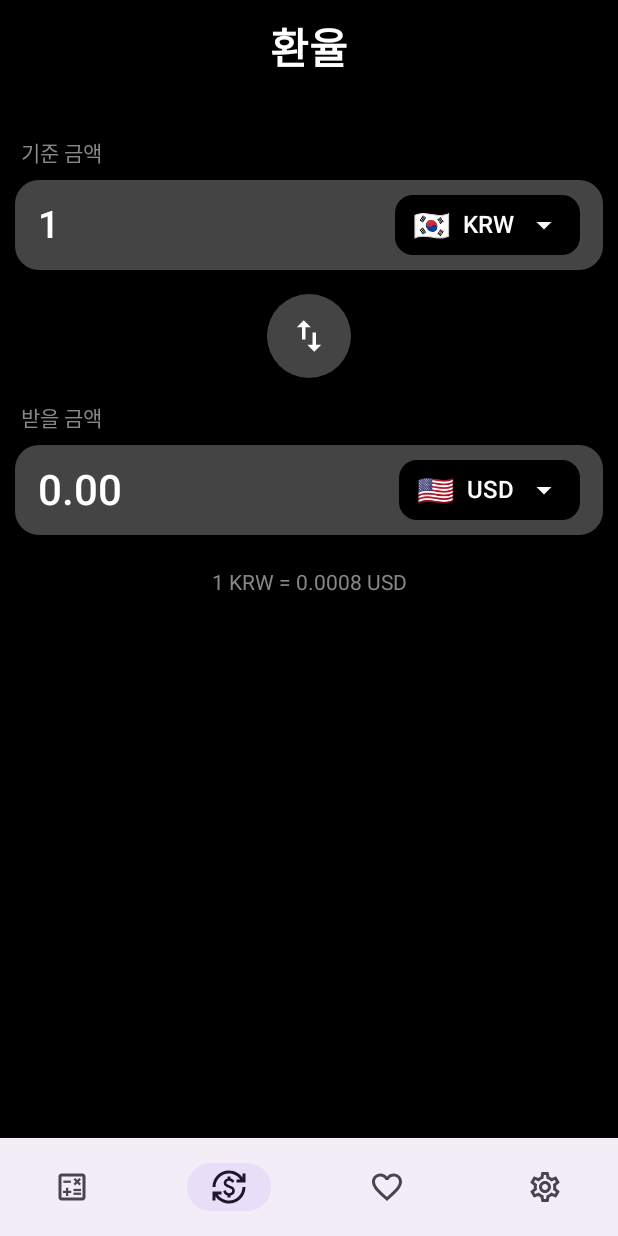
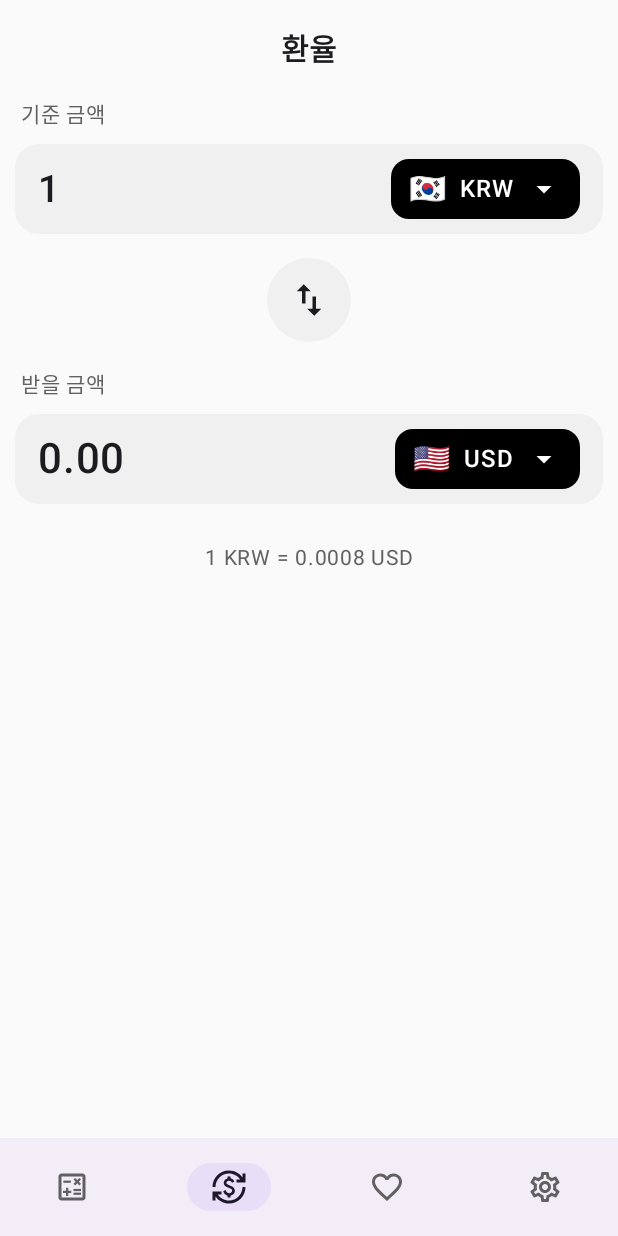
Before and after one commit to DeokWooAhn/CalcMoney, an Android app built with Jetpack Compose: the screen it shows after launch (MainActivity), item 2 of the bottom bar chosen, on a phone screen of 412 x 824 dp. Run offline under Robolectric (Android 15) with nearby library versions, the light colour scheme and no system bars; our stand-ins replace Dagger/Hilt's generated code.

Commit message:
다크모드 대응

```diff
--- a/presentation/src/main/java/com/ahn/presentation/main/MainActivity.kt
+++ b/presentation/src/main/java/com/ahn/presentation/main/MainActivity.kt
@@ -8,6 +8,7 @@ import androidx.compose.runtime.Composable
 import androidx.compose.ui.tooling.preview.Preview
 import androidx.core.splashscreen.SplashScreen.Companion.installSplashScreen
 import androidx.navigation.compose.rememberNavController
+import com.ahn.presentation.ui.theme.CalcMoneyTheme
 import dagger.hilt.android.AndroidEntryPoint
 
 @AndroidEntryPoint
@@ -16,8 +17,11 @@ class MainActivity : ComponentActivity() {
         val splashScreen = installSplashScreen()
         super.onCreate(savedInstanceState)
         enableEdgeToEdge()
+
         setContent {
-            MainScreen()
+            CalcMoneyTheme {
+                MainScreen()
+            }
         }
     }
 }
--- a/presentation/src/main/java/com/ahn/presentation/main/MainScreen.kt
+++ b/presentation/src/main/java/com/ahn/presentation/main/MainScreen.kt
@@ -9,6 +9,7 @@ import androidx.compose.foundation.layout.height
 import androidx.compose.foundation.layout.padding
 import androidx.compose.foundation.layout.statusBars
 import androidx.compose.material3.Icon
+import androidx.compose.material3.MaterialTheme
 import androidx.compose.material3.NavigationBar
 import androidx.compose.material3.NavigationBarItem
 import androidx.compose.material3.Scaffold
@@ -45,7 +46,7 @@ fun MainScreen(
         contentWindowInsets = WindowInsets(0.dp),
         modifier = Modifier
             .fillMaxSize()
-            .background(colorResource(R.color.black))
+            .background(MaterialTheme.colorScheme.background)
             .padding(top = statusBarPadding),
         bottomBar = {
                 NavigationBar(
--- a/presentation/src/main/java/com/ahn/presentation/ui/component/CalculatorButton.kt
+++ b/presentation/src/main/java/com/ahn/presentation/ui/component/CalculatorButton.kt
@@ -8,6 +8,7 @@ import androidx.compose.foundation.layout.aspectRatio
 import androidx.compose.foundation.layout.size
 import androidx.compose.foundation.shape.CircleShape
 import androidx.compose.material3.Icon
+import androidx.compose.material3.MaterialTheme
 import androidx.compose.material3.Text
 import androidx.compose.runtime.Composable
 import androidx.compose.runtime.getValue
@@ -24,6 +25,10 @@ import androidx.compose.ui.input.pointer.pointerInput
 import androidx.compose.ui.text.font.FontWeight
 import androidx.compose.ui.unit.dp
 import androidx.compose.ui.unit.sp
+import com.ahn.presentation.ui.theme.buttonFunction
+import com.ahn.presentation.ui.theme.buttonNumber
+import com.ahn.presentation.ui.theme.buttonTextPrimary
+import com.ahn.presentation.ui.theme.buttonTextSecondary
 import kotlinx.coroutines.delay
 import kotlinx.coroutines.isActive
 import kotlinx.coroutines.launch
@@ -32,8 +37,8 @@ import kotlinx.coroutines.launch
 fun CalculatorButton(
     text: String,
     modifier: Modifier = Modifier,
-    backgroundColor: Color = Color(0xFF333333),
-    textColor: Color = Color.White,
+    backgroundColor: Color = MaterialTheme.colorScheme.buttonNumber,
+    textColor: Color = MaterialTheme.colorScheme.buttonTextPrimary,
     onClick: () -> Unit
 ) {
     Box(
@@ -57,8 +62,8 @@ fun CalculatorButton(
 fun CalculatorIconButton(
     imageVector: ImageVector,
     modifier: Modifier = Modifier,
-    backgroundColor: Color = Color(0xFF333333),
-    contentColor: Color = Color.White,
+    backgroundColor: Color = MaterialTheme.colorScheme.buttonFunction,
+    contentColor: Color = MaterialTheme.colorScheme.buttonTextSecondary,
     contentDescription: String,
     onClick: () -> Unit
 ) {
@@ -83,8 +88,8 @@ fun CalculatorIconButton(
 fun DeleteCalculatorButton(
     text: String,
     modifier: Modifier = Modifier,
-    backgroundColor: Color = Color(0xFF333333),
-    textColor: Color = Color.White,
+    backgroundColor: Color = MaterialTheme.colorScheme.buttonFunction,
+    textColor: Color = MaterialTheme.colorScheme.buttonTextSecondary,
     onDeleteAction: () -> Unit
 ) {
     val scope = rememberCoroutineScope()
--- a/presentation/src/main/java/com/ahn/presentation/ui/component/CurrencySelector.kt
+++ b/presentation/src/main/java/com/ahn/presentation/ui/component/CurrencySelector.kt
@@ -17,6 +17,7 @@ import androidx.compose.material.icons.Icons
 import androidx.compose.material.icons.filled.ArrowDropDown
 import androidx.compose.material3.HorizontalDivider
 import androidx.compose.material3.Icon
+import androidx.compose.material3.MaterialTheme
 import androidx.compose.material3.Surface
 import androidx.compose.material3.Text
 import androidx.compose.runtime.Composable
@@ -33,6 +34,7 @@ import androidx.compose.ui.unit.dp
 import androidx.compose.ui.unit.sp
 import androidx.compose.ui.window.Dialog
 import com.ahn.presentation.ui.screen.exchange.Currency
+import com.ahn.presentation.ui.theme.Green
 
 @Composable
 fun CurrencySelector(
@@ -90,7 +92,7 @@ private fun CurrencyPickerDialog(
     Dialog(onDismissRequest = onDismiss) {
         Surface(
             shape = RoundedCornerShape(16.dp),
-            color = Color(0XFF1E1E1E),
+            color = MaterialTheme.colorScheme.surface,
             modifier = Modifier
                 .fillMaxWidth()
                 .heightIn(max = 500.dp)
@@ -100,7 +102,7 @@ private fun CurrencyPickerDialog(
                     text = "통화 선택",
                     fontSize = 20.sp,
                     fontWeight = FontWeight.Bold,
-                    color = Color.White,
+                    color = MaterialTheme.colorScheme.onSurface,
                     modifier = Modifier.padding(20.dp),
                 )
 
@@ -131,7 +133,10 @@ private fun CurrencyItem(
             .fillMaxWidth()
             .clickable(onClick = onClick)
             .background(
-                if (isSelected) Color.DarkGray else Color.Transparent
+                if (isSelected)
+                    MaterialTheme.colorScheme.surfaceVariant
+                else
+                    Color.Transparent
             )
             .padding(horizontal = 20.dp, vertical = 16.dp),
         horizontalArrangement = Arrangement.spacedBy(12.dp),
@@ -147,12 +152,12 @@ private fun CurrencyItem(
                 text = currency.name,
                 fontSize = 16.sp,
                 fontWeight = FontWeight.Medium,
-                color = Color.White,
+                color = MaterialTheme.colorScheme.onSurface,
             )
             Text(
                 text = currency.currencyName,
                 fontSize = 14.sp,
-                color = Color.Gray,
+                color = MaterialTheme.colorScheme.onSurfaceVariant,
             )
         }
 
@@ -160,7 +165,7 @@ private fun CurrencyItem(
             Text(
                 text = "선택됨",
                 fontSize = 12.sp,
-                color = Color.Green
+                color = Green
             )
         }
     }
--- a/presentation/src/main/java/com/ahn/presentation/ui/screen/calculator/CalculatorScreen.kt
+++ b/presentation/src/main/java/com/ahn/presentation/ui/screen/calculator/CalculatorScreen.kt
@@ -10,6 +10,7 @@ import androidx.compose.foundation.layout.padding
 import androidx.compose.foundation.text.BasicTextField
 import androidx.compose.material.icons.Icons
 import androidx.compose.material.icons.filled.Refresh
+import androidx.compose.material3.MaterialTheme
 import androidx.compose.material3.Scaffold
 import androidx.compose.material3.SnackbarHostState
 import androidx.compose.material3.Surface
@@ -43,6 +44,9 @@ import com.ahn.presentation.ui.component.CalculatorButton
 import com.ahn.presentation.ui.component.CalculatorIconButton
 import com.ahn.presentation.ui.component.CustomSnackbarHost
 import com.ahn.presentation.ui.component.DeleteCalculatorButton
+import com.ahn.presentation.ui.theme.buttonFunction
+import com.ahn.presentation.ui.theme.buttonOperator
+import com.ahn.presentation.ui.theme.buttonTextSecondary
 import com.ahn.presentation.util.ThousandSeparatorTransformation
 import com.ahn.presentation.util.formatNumberWithCommas
 import com.ahn.presentation.util.showSnackbarImmediately
@@ -106,7 +110,7 @@ fun CalculatorScreen(
         snackbarHost = {
             CustomSnackbarHost(snackbarHostState = snackbarHostState)
         },
-        containerColor = Color.Black,
+        containerColor = MaterialTheme.colorScheme.background,
     ) { paddingValues ->
         Column(
             modifier = Modifier
@@ -144,7 +148,7 @@ fun CalculatorScreen(
                                 }
                             },
                             textStyle = TextStyle(
-                                color = Color.White,
+                                color = MaterialTheme.colorScheme.onBackground,
                                 fontSize = dynamicFontSize,
                                 fontWeight = FontWeight.Light,
                                 textAlign = TextAlign.End,
@@ -184,7 +188,7 @@ fun CalculatorScreen(
                     CalculatorIconButton(
                         imageVector = Icons.Default.Refresh,
                         modifier = Modifier.weight(1f),
-                        backgroundColor = Color(0xFF9E9E9E),
+                        backgroundColor = MaterialTheme.colorScheme.surfaceVariant,
                         contentColor = Color.Black,
                         contentDescription = "Refresh",
                         onClick = { }
@@ -192,15 +196,15 @@ fun CalculatorScreen(
                     CalculatorButton(
                         text = "AC",
                         modifier = Modifier.weight(1f),
-                        backgroundColor = Color(0xFF9E9E9E),
-                        textColor = Color.Black,
+                        backgroundColor = MaterialTheme.colorScheme.buttonFunction,
+                        textColor = MaterialTheme.colorScheme.buttonTextSecondary,
                         onClick = { onIntent(CalculatorContract.Intent.Clear) }
                     )
                     CalculatorButton(
                         text = "( )",
                         modifier = Modifier.weight(1f),
-                        backgroundColor = Color(0xFF9E9E9E),
-                        textColor = Color.Black,
+                        backgroundColor = MaterialTheme.colorScheme.buttonFunction,
+                        textColor = MaterialTheme.colorScheme.buttonTextSecondary,
                         onClick = {
                             onIntent(
                                 CalculatorContract.Intent.Input(
@@ -212,7 +216,7 @@ fun CalculatorScreen(
                     CalculatorButton(
                         text = stringResource(R.string.divide),
                         modifier = Modifier.weight(1f),
-                        backgroundColor = Color(0xFFFF9500),
+                        backgroundColor = MaterialTheme.colorScheme.buttonOperator,
                         onClick = {
                             onIntent(
                                 CalculatorContract.Intent.Input(
@@ -264,7 +268,7 @@ fun CalculatorScreen(
                     CalculatorButton(
                         text = "×",
                         modifier = Modifier.weight(1f),
-                        backgroundColor = Color(0xFFFF9500),
+                        backgroundColor = MaterialTheme.colorScheme.buttonOperator,
                         onClick = {
                             onIntent(
                                 CalculatorContract.Intent.Input(
@@ -316,7 +320,7 @@ fun CalculatorScreen(
                     CalculatorButton(
                         text = "−",
                         modifier = Modifier.weight(1f),
-                        backgroundColor = Color(0xFFFF9500),
+                        backgroundColor = MaterialTheme.colorScheme.buttonOperator,
                         onClick = {
                             onIntent(
                                 CalculatorContract.Intent.Input(
@@ -368,7 +372,7 @@ fun CalculatorScreen(
                     CalculatorButton(
                         text = "+",
                         modifier = Modifier.weight(1f),
-                        backgroundColor = Color(0xFFFF9500),
+                        backgroundColor = MaterialTheme.colorScheme.buttonOperator,
                         onClick = {
                             onIntent(
                                 CalculatorContract.Intent.Input(
@@ -409,14 +413,14 @@ fun CalculatorScreen(
                     DeleteCalculatorButton(
                         text = "⌫",
                         modifier = Modifier.weight(1f),
-                        backgroundColor = Color(0xFF9E9E9E),
-                        textColor = Color.Black,
+                        backgroundColor = MaterialTheme.colorScheme.buttonFunction,      // ✅ 변경
+                        textColor = MaterialTheme.colorScheme.buttonTextSecondary,
                         onDeleteAction = { onIntent(CalculatorContract.Intent.Delete) }
                     )
                     CalculatorButton(
                         text = "=",
                         modifier = Modifier.weight(1f),
-                        backgroundColor = Color(0xFFFF9500),
+                        backgroundColor = MaterialTheme.colorScheme.buttonOperator,
                         onClick = { onIntent(CalculatorContract.Intent.Calculate) }
                     )
                 }
--- a/presentation/src/main/java/com/ahn/presentation/ui/screen/exchange/ExchangeScreen.kt
+++ b/presentation/src/main/java/com/ahn/presentation/ui/screen/exchange/ExchangeScreen.kt
@@ -20,11 +20,15 @@ import androidx.compose.foundation.text.KeyboardOptions
 import androidx.compose.foundation.verticalScroll
 import androidx.compose.material.icons.Icons
 import androidx.compose.material.icons.filled.SwapVert
+import androidx.compose.material3.CenterAlignedTopAppBar
+import androidx.compose.material3.ExperimentalMaterial3Api
 import androidx.compose.material3.Icon
 import androidx.compose.material3.IconButton
+import androidx.compose.material3.MaterialTheme
 import androidx.compose.material3.Scaffold
 import androidx.compose.material3.SnackbarHostState
 import androidx.compose.material3.Text
+import androidx.compose.material3.TopAppBarDefaults
 import androidx.compose.runtime.Composable
 import androidx.compose.runtime.LaunchedEffect
 import androidx.compose.runtime.collectAsState
@@ -75,6 +79,7 @@ fun ExchangeRoute(
     )
 }
 
+@OptIn(ExperimentalMaterial3Api::class)
 @Composable
 fun ExchangeScreen(
     state: ExchangeContract.State,
@@ -85,26 +90,33 @@ fun ExchangeScreen(
         snackbarHost = {
             CustomSnackbarHost(snackbarHostState = snackbarHostState)
         },
-        containerColor = Color.Black,
+        topBar = {
+            CenterAlignedTopAppBar(
+                title = {
+                    Text(
+                        text = "환율",
+                        fontSize = 20.sp,
+                        fontWeight = FontWeight.Bold,
+                    )
+                },
+                colors = TopAppBarDefaults.centerAlignedTopAppBarColors(
+                    containerColor = MaterialTheme.colorScheme.background,
+                    titleContentColor = MaterialTheme.colorScheme.onBackground
+                )
+            )
+        },
+        containerColor = MaterialTheme.colorScheme.background,
     ) { paddingValues ->
         Column(
             modifier = Modifier
                 .fillMaxSize()
                 .padding(paddingValues)
-                .padding(10.dp)
+                .padding(horizontal = 10.dp)
                 .verticalScroll(rememberScrollState())
                 .imePadding(),
             verticalArrangement = Arrangement.Top,
             horizontalAlignment = Alignment.CenterHorizontally
         ) {
-
-            Text(
-                text = "환율",
-                fontSize = 28.sp,
-                fontWeight = FontWeight.Bold,
-                color = Color.White,
-                modifier = Modifier.padding(bottom = 40.dp)
-            )
 
             ExchangeInputContainer(
                 amount = state.fromAmount,
@@ -120,14 +132,17 @@ fun ExchangeScreen(
             Box(
                 modifier = Modifier
                     .size(56.dp)
-                    .background(Color.DarkGray, shape = RoundedCornerShape(28.dp)),
+                    .background(
+                        MaterialTheme.colorScheme.surface,
+                        shape = RoundedCornerShape(28.dp)
+                    ),
                 contentAlignment = Alignment.Center
             ) {
                 IconButton(onClick = { onIntent(ExchangeContract.Intent.SwapCurrencies) }) {
                     Icon(
                         imageVector = Icons.Default.SwapVert,
                         contentDescription = "통화 교환",
-                        tint = Color.White,
+                        tint = MaterialTheme.colorScheme.onSurface,
                         modifier = Modifier.size(28.dp)
                     )
                 }
@@ -155,7 +170,7 @@ fun ExchangeScreen(
                         )
                     } ${state.toCurrency.code}",
                     fontSize = 14.sp,
-                    color = Color.Gray,
+                    color = MaterialTheme.colorScheme.onSurfaceVariant,
                 )
             }
         }
@@ -175,14 +190,17 @@ private fun ExchangeInputContainer(
         Text(
             text = label,
             fontSize = 14.sp,
-            color = Color.Gray,
+            color = MaterialTheme.colorScheme.onSurfaceVariant,
             modifier = Modifier.padding(start = 4.dp, bottom = 8.dp)
         )
 
         Row(
             modifier = Modifier
                 .fillMaxWidth()
-                .background(Color.DarkGray, RoundedCornerShape(16.dp))
+                .background(
+                    MaterialTheme.colorScheme.surface,
+                    RoundedCornerShape(16.dp)
+                )
                 .padding(15.dp, 10.dp),
             horizontalArrangement = Arrangement.SpaceBetween,
             verticalAlignment = Alignment.CenterVertically,
@@ -192,12 +210,12 @@ private fun ExchangeInputContainer(
                     value = amount,
                     onValueChange = onAmountChange,
                     textStyle = TextStyle(
-                        color = Color.White,
+                        color = MaterialTheme.colorScheme.onSurface,
                         fontSize = 25.sp,
                         fontWeight = FontWeight.SemiBold
                     ),
                     keyboardOptions = KeyboardOptions(keyboardType = KeyboardType.Decimal),
-                    cursorBrush = SolidColor(Color.White),
+                    cursorBrush = SolidColor(MaterialTheme.colorScheme.primary),
                     modifier = Modifier.weight(1f),
                     singleLine = true
                 )
@@ -206,7 +224,7 @@ private fun ExchangeInputContainer(
                     text = amount.ifEmpty { "0" },
                     fontSize = 28.sp,
                     fontWeight = FontWeight.SemiBold,
-                    color = Color.White,
+                    color = MaterialTheme.colorScheme.onSurface,
                     modifier = Modifier.weight(1f)
                 )
             }
--- a/presentation/src/main/java/com/ahn/presentation/ui/theme/Color.kt
+++ b/presentation/src/main/java/com/ahn/presentation/ui/theme/Color.kt
@@ -2,10 +2,34 @@ package com.ahn.presentation.ui.theme
 
 import androidx.compose.ui.graphics.Color
 
-val Purple80 = Color(0xFFD0BCFF)
-val PurpleGrey80 = Color(0xFFCCC2DC)
-val Pink80 = Color(0xFFEFB8C8)
+// 다크모드 색상
+val DarkBackground = Color.Black
+val DarkSurface = Color(0xFF1E1E1E)
+val DarkSurfaceVariant = Color(0xFF2C2C2C)
+val DarkOnBackground = Color.White
+val DarkOnSurface = Color.White
+val DarkGray = Color(0xFF9E9E9E)
 
-val Purple40 = Color(0xFF6650a4)
-val PurpleGrey40 = Color(0xFF625b71)
-val Pink40 = Color(0xFF7D5260)
+val DarkButtonNumber = Color(0xFF333333)        // 숫자 버튼 배경
+val DarkButtonFunction = Color(0xFF9E9E9E)      // AC, ( ) 버튼 배경
+val DarkButtonOperator = Color(0xFFFF9500)      // 연산자 버튼 배경
+val DarkButtonTextPrimary = Color.White         // 기본 텍스트
+val DarkButtonTextSecondary = Color.Black       // AC, ( ) 버튼 텍스트
+
+// 라이트모드 색상
+val LightBackground = Color(0xFFFAFAFA)
+val LightSurface = Color(0xFFF0F0F0)
+val LightSurfaceVariant = Color(0xFFF5F5F5)
+val LightOnBackground = Color(0xFF1C1B1F)
+val LightOnSurface = Color(0xFF1C1B1F)
+val LightGray = Color(0xFF616161)
+
+val LightButtonNumber = Color(0xFFE0E0E0)       // 숫자 버튼 배경
+val LightButtonFunction = Color(0xFF757575)     // AC, ( ) 버튼 배경
+val LightButtonOperator = Color(0xFFFF9500)     // 연산자 버튼 (동일)
+val LightButtonTextPrimary = Color.Black        // 기본 텍스트
+val LightButtonTextSecondary = Color.White      // AC, ( ) 버튼 텍스트
+
+// 공통 색상
+val Orange = Color(0xFFFF9500)
+val Green = Color(0xFF4CAF50)
--- a/presentation/src/main/java/com/ahn/presentation/ui/theme/Theme.kt
+++ b/presentation/src/main/java/com/ahn/presentation/ui/theme/Theme.kt
@@ -2,24 +2,54 @@ package com.ahn.presentation.ui.theme
 
 import android.os.Build
 import androidx.compose.foundation.isSystemInDarkTheme
+import androidx.compose.material3.ColorScheme
 import androidx.compose.material3.MaterialTheme
 import androidx.compose.material3.darkColorScheme
 import androidx.compose.material3.dynamicDarkColorScheme
 import androidx.compose.material3.dynamicLightColorScheme
 import androidx.compose.material3.lightColorScheme
 import androidx.compose.runtime.Composable
+import androidx.compose.ui.graphics.Color
 import androidx.compose.ui.platform.LocalContext
 
+val ColorScheme.buttonNumber: Color
+    @Composable
+    get() = if (isSystemInDarkTheme()) DarkButtonNumber else LightButtonNumber
+
+val ColorScheme.buttonFunction: Color
+    @Composable
+    get() = if (isSystemInDarkTheme()) DarkButtonFunction else LightButtonFunction
+
+val ColorScheme.buttonOperator: Color
+    @Composable
+    get() = if (isSystemInDarkTheme()) DarkButtonOperator else LightButtonOperator
+
+val ColorScheme.buttonTextPrimary: Color
+    @Composable
+    get() = if (isSystemInDarkTheme()) DarkButtonTextPrimary else LightButtonTextPrimary
+
+val ColorScheme.buttonTextSecondary: Color
+    @Composable
+    get() = if (isSystemInDarkTheme()) DarkButtonTextSecondary else LightButtonTextSecondary
+
 private val DarkColorScheme = darkColorScheme(
-    primary = Purple80,
-    secondary = PurpleGrey80,
-    tertiary = Pink80
+    primary = Orange,
+    background = DarkBackground,
+    surface = DarkSurface,
+    surfaceVariant = DarkSurfaceVariant,
+    onBackground = DarkOnBackground,
+    onSurface = DarkOnSurface,
+    onSurfaceVariant = DarkGray,
 )
 
 private val LightColorScheme = lightColorScheme(
-    primary = Purple40,
-    secondary = PurpleGrey40,
-    tertiary = Pink40
+    primary = Orange,
+    background = LightBackground,
+    surface = LightSurface,
+    surfaceVariant = LightSurfaceVariant,
+    onBackground = LightOnBackground,
+    onSurface = LightOnSurface,
+    onSurfaceVariant = LightGray,
 
     /* Other default colors to override
     background = Color(0xFFFFFBFE),
@@ -36,7 +66,7 @@ private val LightColorScheme = lightColorScheme(
 fun CalcMoneyTheme(
     darkTheme: Boolean = isSystemInDarkTheme(),
     // Dynamic color is available on Android 12+
-    dynamicColor: Boolean = true,
+    dynamicColor: Boolean = false,
     content: @Composable () -> Unit
 ) {
     val colorScheme = when {
--- /dev/null
+++ b/presentation/src/main/res/values-night/themes.xml
@@ -0,0 +1,19 @@
+<?xml version="1.0" encoding="utf-8"?>
+<resources>
+
+    <!-- 다크 모드 테마 -->
+    <style name="Theme.CalcMoney" parent="Theme.Material3.Dark.NoActionBar">
+        <item name="colorPrimary">@color/primary_0</item>
+        <item name="colorPrimaryVariant">@color/primary_2</item>
+        <item name="colorOnPrimary">@color/white</item>
+        <!-- Secondary brand color. -->
+        <item name="colorOnSecondary">@color/black</item>
+        <!-- Status bar color. -->
+        <item name="android:statusBarColor">@android:color/transparent</item>
+        <item name="android:navigationBarColor">@android:color/transparent</item>
+        <!-- 상태바 아이콘 흰색 (다크모드) -->
+        <item name="android:windowLightStatusBar">false</item>
+        <item name="android:windowLightNavigationBar">false</item>
+    </style>
+
+</resources>
--- a/presentation/src/main/res/values/themes.xml
+++ b/presentation/src/main/res/values/themes.xml
@@ -8,7 +8,7 @@
     <!-- Secondary brand color. -->
     <item name="colorOnSecondary">@color/black</item>
     <!-- Status bar color. -->
-    <item name="android:statusBarColor">?attr/colorPrimaryVariant</item>
+    <item name="android:statusBarColor">@android:color/transparent</item>
     </style>
 
     <style name="Theme.CalcMoney.Splash" parent="Theme.SplashScreen" >
```
Also changed, not shown: 1 other file.
